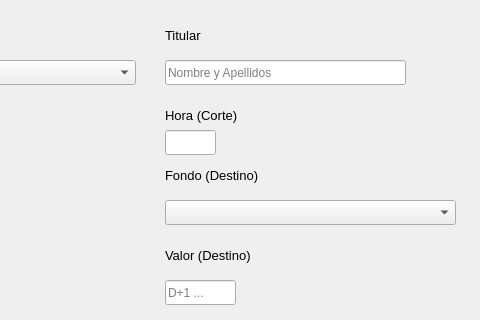
Above: src/GUI/TraspasosView.ui from jesusramondovale/IngenicaSTS before the change; both pictures show x 175 to 655 and y 0 to 320 of the 655 by 402 pixel window. Below: the same form after it.
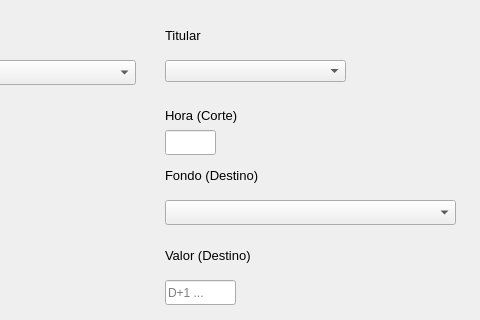
That is the form after the change. Icons and pictures are not drawn.

Commit message: Añadido: Selector de Titular + Auto Rellenado de Importe en Operaciones

Diff of the .ui file:
```diff
--- a/src/GUI/TraspasosView.ui
+++ b/src/GUI/TraspasosView.ui
@@ -282,19 +282,6 @@
      <string>Importe</string>
     </property>
    </widget>
-   <widget class="QLineEdit" name="tfTitular">
-    <property name="geometry">
-     <rect>
-      <x>340</x>
-      <y>60</y>
-      <width>241</width>
-      <height>25</height>
-     </rect>
-    </property>
-    <property name="placeholderText">
-     <string>Nombre y Apellidos</string>
-    </property>
-   </widget>
    <widget class="QLabel" name="labelOrigen_6">
     <property name="geometry">
      <rect>
@@ -340,6 +327,16 @@
      </rect>
     </property>
    </widget>
+   <widget class="QComboBox" name="cbTitular">
+    <property name="geometry">
+     <rect>
+      <x>340</x>
+      <y>60</y>
+      <width>181</width>
+      <height>22</height>
+     </rect>
+    </property>
+   </widget>
   </widget>
  </widget>
  <resources/>
```
The commit also changes 10 other files.
